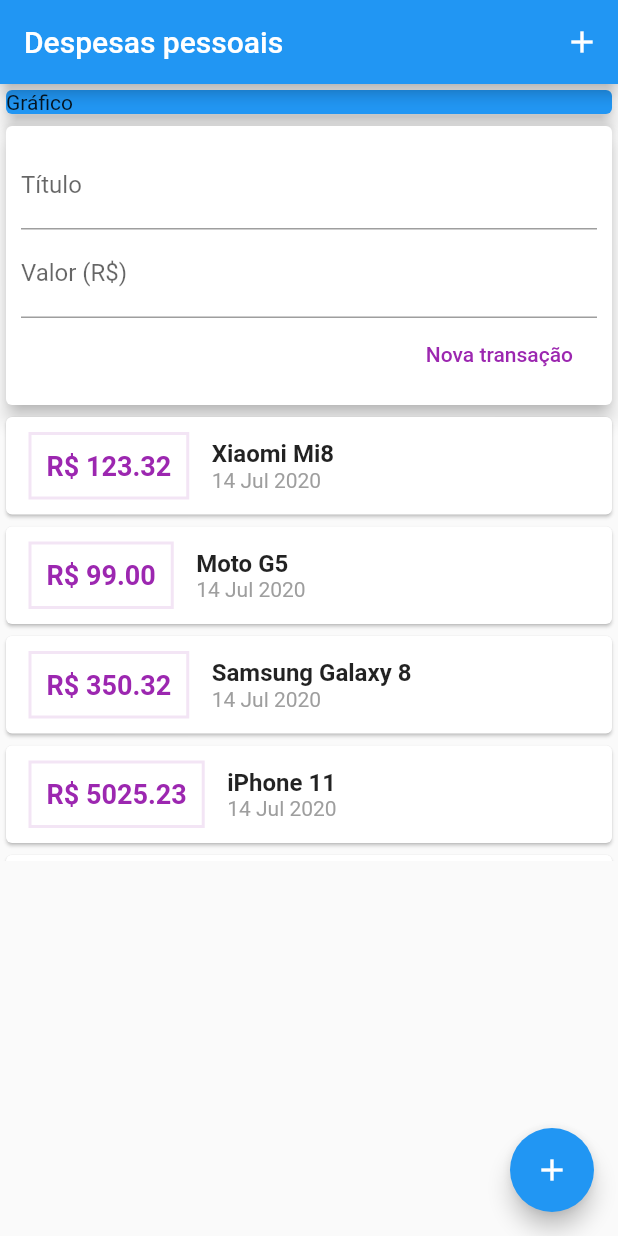
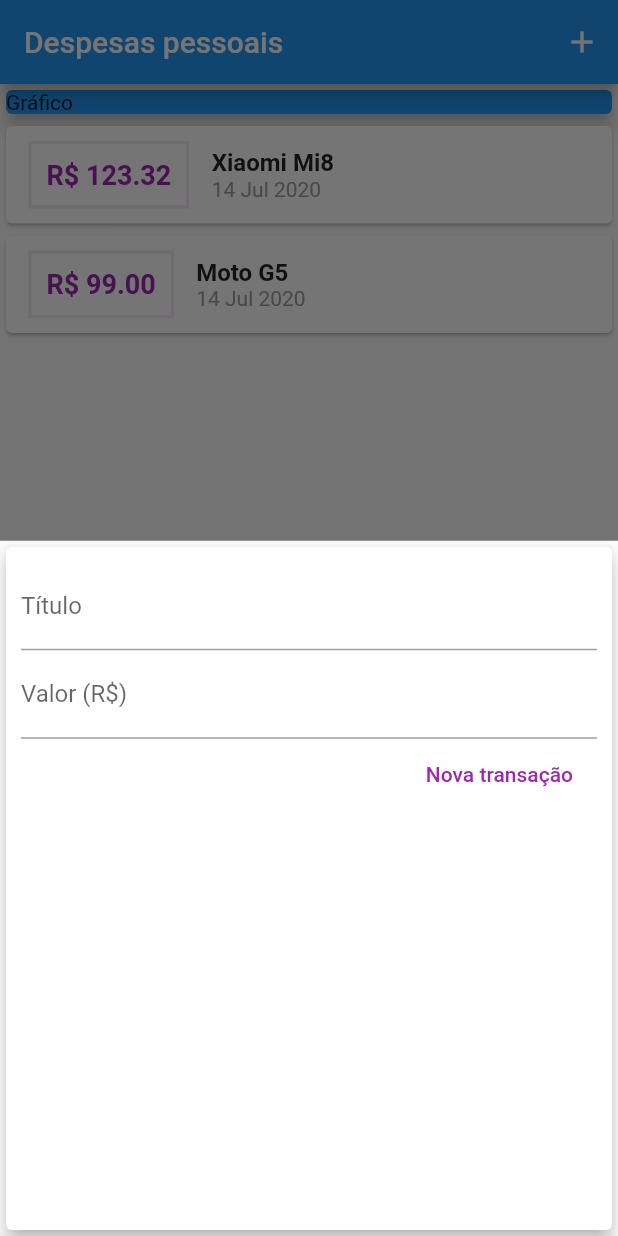
Before and after one commit to leandromt/expenses, a Flutter app: the screen it shows after launch, after a tap on the "add" icon, on a phone screen of 412 x 824 dp. Run offline on Flutter 3.47's test engine with Material 2 defaults, Android fonts, the phone set to English and light mode, and no system bars.

Commit message:
Add modal transaction

```diff
--- a/lib/components/transaction_form.dart
+++ b/lib/components/transaction_form.dart
@@ -1,13 +1,19 @@
 import 'package:flutter/material.dart';
 
-class TransactionForm extends StatelessWidget {
-
-  final titleController = TextEditingController();
-  final valueController = TextEditingController();
+class TransactionForm extends StatefulWidget {
 
   final void Function(String, double) onSubmit;
 
   TransactionForm(this.onSubmit);
+
+  @override
+  _TransactionFormState createState() => _TransactionFormState();
+}
+
+class _TransactionFormState extends State<TransactionForm> {
+  final titleController = TextEditingController();
+
+  final valueController = TextEditingController();
 
   _submitForm() {
     final title = titleController.text;
@@ -17,7 +23,7 @@ class TransactionForm extends StatelessWidget {
       return;
     }
 
-    onSubmit(title, value);
+    widget.onSubmit(title, value);
   }
 
   @override
--- a/lib/components/transaction_user.dart
+++ /dev/null
@@ -1,82 +0,0 @@
-import 'dart:math';
-import 'package:expenses/components/transaction_form.dart';
-import 'package:expenses/components/transaction_list.dart';
-import 'package:expenses/models/transaction.dart';
-import 'package:flutter/material.dart';
-
-class TransactionUser extends StatefulWidget {
-  @override
-  _TransactionUserState createState() => _TransactionUserState();
-}
-
-class _TransactionUserState extends State<TransactionUser> {
-
-  final _transactions = [
-    Transaction(
-      id: 'T1',
-      title: 'Xiaomi Mi8',
-      value: 123.32,
-      date: DateTime.now()
-    ),
-    Transaction(
-      id: 'T2',
-      title: 'Moto G5',
-      value: 99,
-      date: DateTime.now()
-    ),
-    Transaction(
-      id: 'T3',
-      title: 'Samsung Galaxy 8',
-      value: 350.32,
-      date: DateTime.now()
-    ),
-    Transaction(
-      id: 'T4',
-      title: 'iPhone 11',
-      value: 5025.23,
-      date: DateTime.now()
-    ),
-    Transaction(
-      id: 'T5',
-      title: 'LG K10',
-      value: 50.12,
-      date: DateTime.now()
-    ),
-    Transaction(
-      id: 'T6',
-      title: 'iPad 3',
-      value: 50.12,
-      date: DateTime.now()
-    ),
-    Transaction(
-      id: 'T7',
-      title: 'MacBook Pro',
-      value: 15550.99,
-      date: DateTime.now()
-    ),
-  ];
-
-  _addTransaction(String title, double value) {
-    final newTransaction = Transaction(
-      id: Random().nextDouble().toString(),
-      title: title,
-      value: value,
-      date: DateTime.now(),
-    );
-
-    setState(() {
-      _transactions.add(newTransaction);
-    });
-  }
-
-
-  @override
-  Widget build(BuildContext context) {
-    return Column(
-      children: <Widget>[
-        TransactionForm(_addTransaction),
-        TransactionList(_transactions),
-      ],
-    );
-  }
-}
--- a/lib/main.dart
+++ b/lib/main.dart
@@ -1,4 +1,7 @@
-import 'package:expenses/components/transaction_user.dart';
+import 'dart:math';
+import 'package:expenses/components/transaction_form.dart';
+import 'package:expenses/components/transaction_list.dart';
+import 'package:expenses/models/transaction.dart';
 import 'package:flutter/material.dart';
 
 main() => runApp(ExpensesApp());
@@ -12,7 +15,52 @@ class ExpensesApp extends StatelessWidget {
   }
 }
 
-class MyHomePage extends StatelessWidget {
+class MyHomePage extends StatefulWidget {
+
+  @override
+  _MyHomePageState createState() => _MyHomePageState();
+}
+
+class _MyHomePageState extends State<MyHomePage> {
+
+  final _transactions = [
+    Transaction(
+      id: 'T1',
+      title: 'Xiaomi Mi8',
+      value: 123.32,
+      date: DateTime.now()
+    ),
+    Transaction(
+      id: 'T2',
+      title: 'Moto G5',
+      value: 99,
+      date: DateTime.now()
+    ),
+  ];
+
+  _addTransaction(String title, double value) {
+    final newTransaction = Transaction(
+      id: Random().nextDouble().toString(),
+      title: title,
+      value: value,
+      date: DateTime.now(),
+    );
+
+    setState(() {
+      _transactions.add(newTransaction);
+    });
+
+    Navigator.of(context).pop();
+  }
+
+  _openTransactionFormModal(BuildContext context) {
+    showModalBottomSheet(
+      context: context,
+      builder: (_) {
+        return TransactionForm(_addTransaction);
+      }
+    );
+  }
 
   @override
   Widget build(BuildContext context) {
@@ -22,7 +70,7 @@ class MyHomePage extends StatelessWidget {
         actions: <Widget>[
           IconButton(
             icon: Icon(Icons.add),
-            onPressed: () {},
+            onPressed: () => _openTransactionFormModal(context),
           ),
         ],
       ),
@@ -38,13 +86,13 @@ class MyHomePage extends StatelessWidget {
                 elevation: 5,
               ),
             ),
-            TransactionUser(),
+            TransactionList(_transactions),
           ],
         ),
       ),
       floatingActionButton: FloatingActionButton(
         child: Icon(Icons.add),
-        onPressed: () {},
+        onPressed: () => _openTransactionFormModal(context),
       ),
       // floatingActionButtonLocation: FloatingActionButtonLocation.centerFloat,
     );
```
